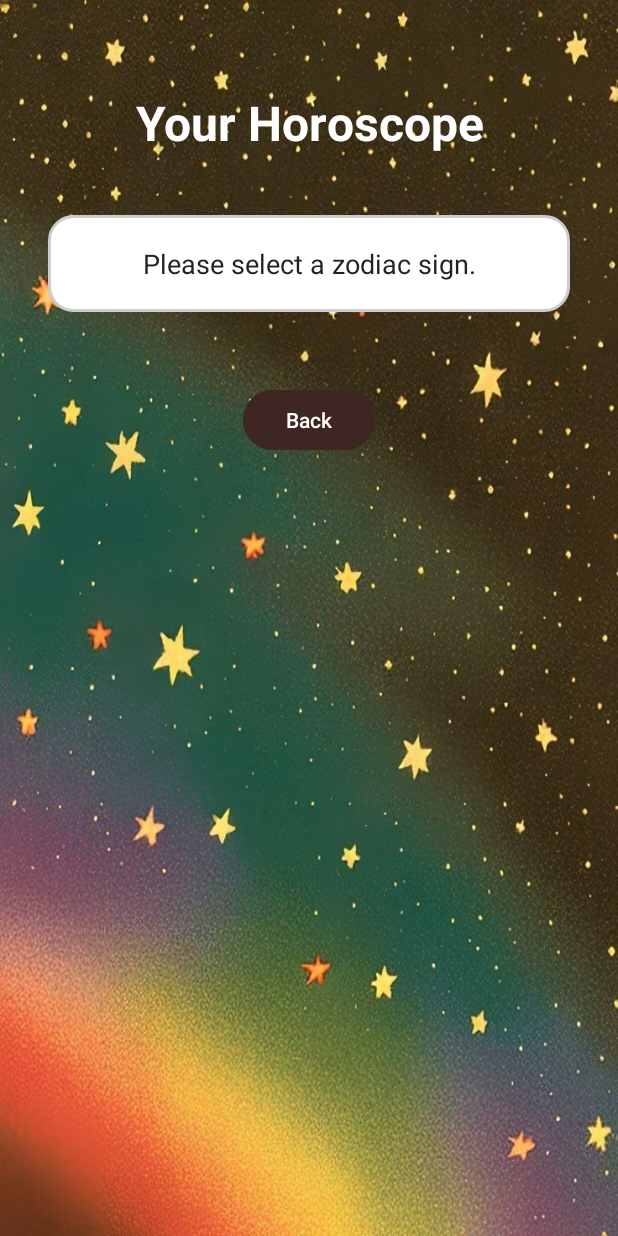
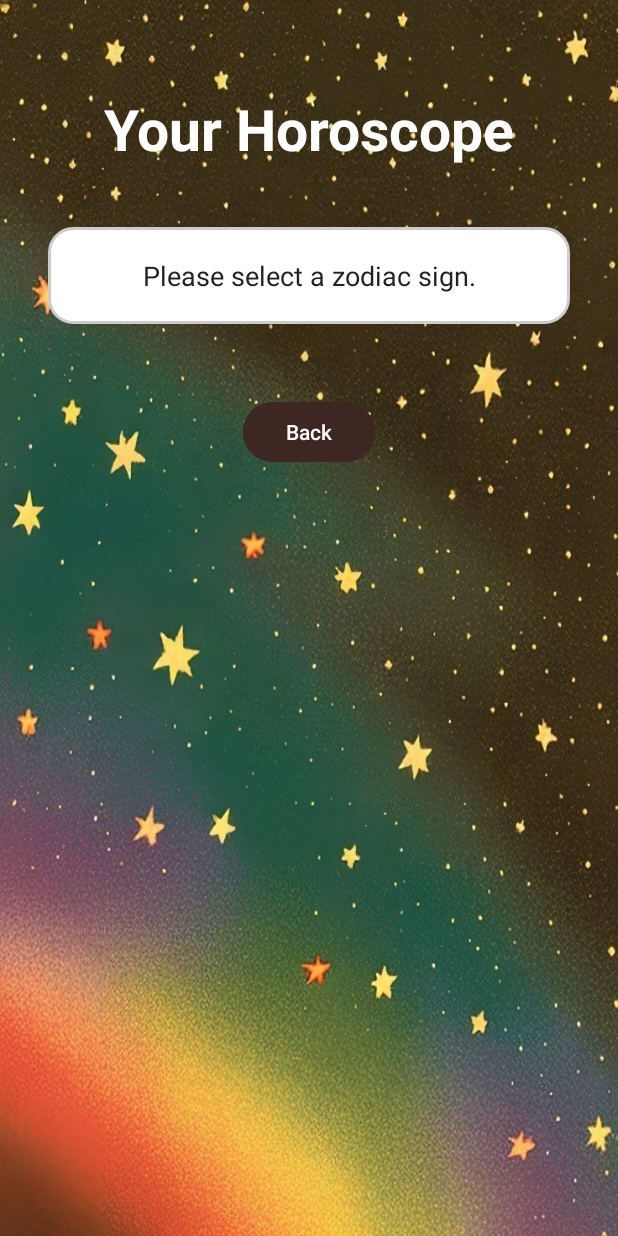
Before and after one commit to pear603/FinalProj, an Android app: the ResultActivity screen opened directly, with no data from a screen before it, on a phone screen of 412 x 824 dp. Run offline under Robolectric (Android 15) with nearby library versions, the phone set to English and light mode, and no system bars.

Commit message:
//fix font

```diff
--- a/app/src/main/res/layout/activity_result.xml
+++ b/app/src/main/res/layout/activity_result.xml
@@ -14,7 +14,7 @@
         android:layout_height="wrap_content"
         android:text="Your Horoscope"
         android:textAlignment="center"
-        android:textSize="32sp"
+        android:textSize="38sp"
         android:textColor="#FFFFFF"
         android:textStyle="bold"
         app:layout_constraintTop_toTopOf="parent"
```
